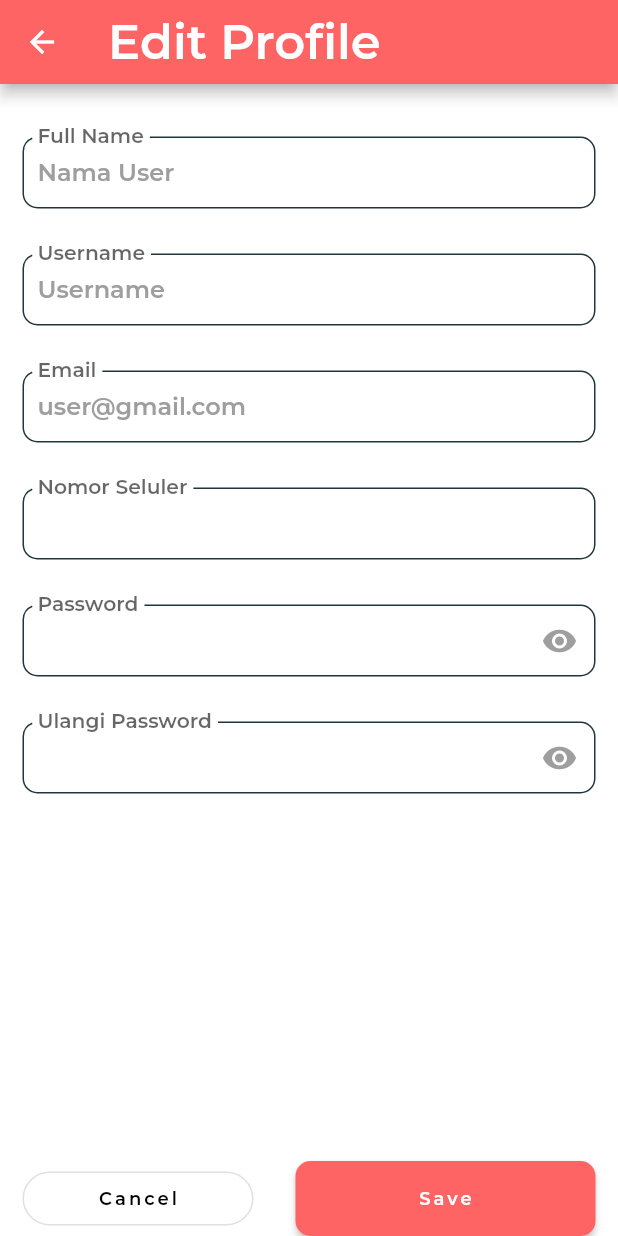
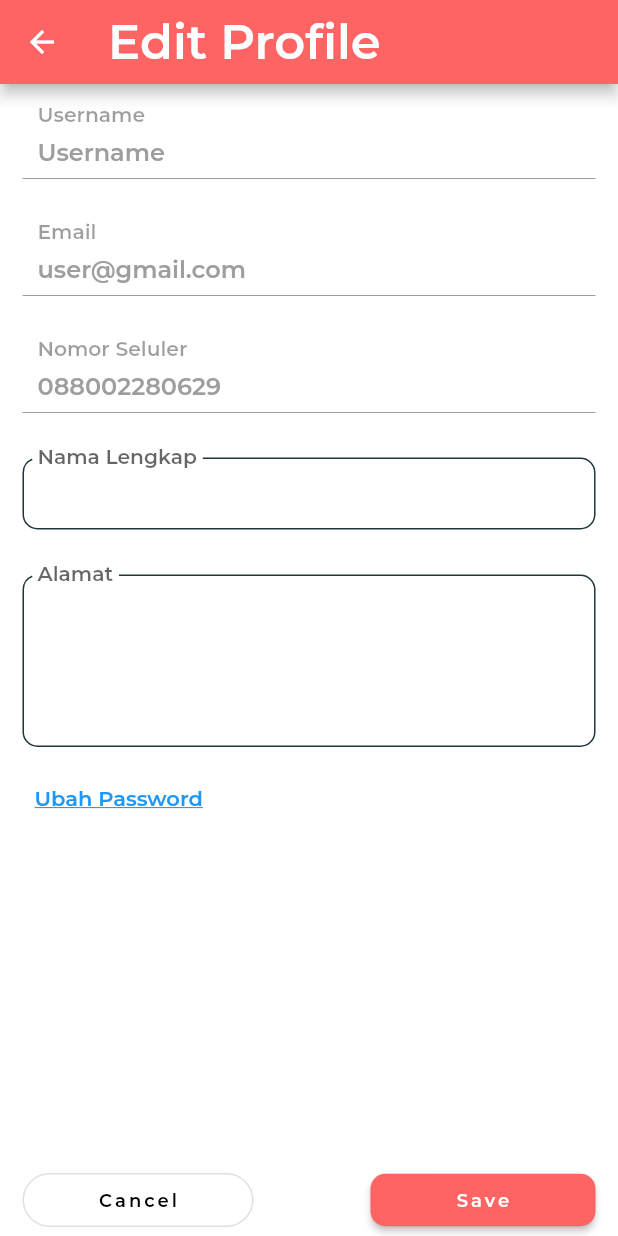
Before and after one commit to eliaangga/LaundryApp, a Flutter app: the EditProfile screen opened by its route, on a phone screen of 412 x 824 dp. Run offline on Flutter 3.47's test engine with Material 2 defaults, Android fonts, the phone set to English and light mode, and no system bars; our stand-ins replace flutter_svg.

Commit message:
Login dengan api dan memperbaiki EditProfile

```diff
--- a/lib/pages/user/CreateOrder.dart
+++ b/lib/pages/user/CreateOrder.dart
@@ -177,7 +177,7 @@ class _CreateOrderState extends State<CreateOrder> {
                       ),
                       child: Row(
                         children: [
-                          const SizedBox(width: 16),
+                          const SizedBox(width: 12),
                           Expanded(
                             child: DropdownButtonFormField<String>(
                               decoration: const InputDecoration(
--- a/lib/pages/user/EditProfile.dart
+++ b/lib/pages/user/EditProfile.dart
@@ -11,7 +11,18 @@ class EditProfile extends StatefulWidget {
 }
 
 class _EditProfileState extends State<EditProfile> {
+// variable untuk menyimpan data dari database nanti
+
+  TextEditingController passwordController = TextEditingController();
+  TextEditingController confirmPasswordController = TextEditingController();
+  TextEditingController nameController = TextEditingController();
+  TextEditingController usernameController = TextEditingController();
+  TextEditingController numberController = TextEditingController();
+  TextEditingController addressController = TextEditingController();
+  TextEditingController emailController = TextEditingController();
+
   bool isObscurePassword = true;
+  bool isObscureConfirmPassword = true;
 
   @override
   Widget build(BuildContext context) {
@@ -41,13 +52,52 @@ class _EditProfileState extends State<EditProfile> {
               Expanded(
                 child: ListView(
                   children: [
-                    const SizedBox(height: 20),
-                    buildTextField("Full Name", "Nama User", false),
-                    buildTextField("Username", "Username", false),
-                    buildTextField("Email", "user@gmail.com", false),
-                    buildTextField("Nomor Seluler", "", false),
-                    buildTextField("Password", "", true),
-                    buildTextField("Ulangi Password", "", true),
+                    buildTextField("Username", "Username", false, usernameController, enabled: false),
+                    buildTextField("Email", "user@gmail.com", false, emailController, enabled: false),
+                    buildTextField("Nomor Seluler", "088002280629", false, numberController, enabled: false),
+                    buildTextField("Nama Lengkap", "", false, nameController, ),
+                    buildMultilineTextField("Alamat", "", addressController),
+                    TextButton(
+                      onPressed: () {
+                        showDialog(
+                          context: context,
+                          builder: (BuildContext context) {
+                            return AlertDialog(
+                              title: const Text('Change Password'),
+                              content: SingleChildScrollView(
+                                child: ListBody(
+                                  children: <Widget>[
+                                    buildTextField("New Password", "", true, passwordController),
+                                    buildTextField("Confirm Password", "", true, confirmPasswordController),
+                                  ],
+                                ),
+                              ),
+                              actions: <Widget>[
+                                TextButton(
+                                  child: const Text('Cancel'),
+                                  onPressed: () {
+                                    Navigator.of(context).pop();
+                                  },
+                                ),
+                                TextButton(
+                                  child: const Text('Save'),
+                                  onPressed: () {
+                                    Navigator.of(context).pop();
+                                  },
+                                ),
+                              ],
+                            );
+                          },
+                        );
+                      },
+                      child: Align(
+                        alignment: Alignment.centerLeft,
+                        child: Text(
+                          'Ubah Password',
+                          style: TextStyle(decoration: TextDecoration.underline),
+                        ),
+                      ),
+                    ),
                   ],
                 ),
               ),
@@ -56,7 +106,8 @@ class _EditProfileState extends State<EditProfile> {
                 children: [
                   OutlinedButton(
                     onPressed: () {
-                      Navigator.pop(context);
+                      Navigator.of(context).pushNamedAndRemoveUntil(
+                      CreateOrder.id, (route) => false);
                     },
                     child: const Text(
                       "Cancel",
@@ -73,8 +124,8 @@ class _EditProfileState extends State<EditProfile> {
                     ),
                   ),
                   SizedBox(
-                    width: 200,
-                    height: 50,
+                    width: 150,
+                    height: 35,
                     child: ElevatedButton(
                       onPressed: (){},
                       child: Text("Save", style: TextStyle(
@@ -97,11 +148,13 @@ class _EditProfileState extends State<EditProfile> {
     );
   }
 
-  Widget buildTextField(String labelText, String placeholder, bool isPasswordTextField) {
+Widget buildTextField(String labelText, String placeholder, bool isPasswordTextField, TextEditingController controller, {bool enabled = true}) {
   return Padding(
     padding: const EdgeInsets.only(bottom: 30),
     child: TextField(
       style: TextStyle(color: Colors.grey,),
+      enabled: enabled,
+      controller: controller,
       obscureText: isPasswordTextField ? isObscurePassword : false,
       decoration: InputDecoration(
         suffixIcon: isPasswordTextField
@@ -111,11 +164,15 @@ class _EditProfileState extends State<EditProfile> {
           color: Colors.grey,
         ),
         onPressed: () {
-                    setState(() {
+          isPasswordTextField
+              ? setState(() {
                   isObscurePassword = !isObscurePassword;
-                    });
                 })
+              : null;
+        },
+      )
           : null,
+
         contentPadding: const EdgeInsets.only(bottom: 5, left:  10),
         labelText: labelText,
         floatingLabelBehavior: FloatingLabelBehavior.always,
@@ -130,3 +187,25 @@ class _EditProfileState extends State<EditProfile> {
   );
 }
 }
+
+Widget buildMultilineTextField(String labelText, String placeholder, TextEditingController controller) {
+  return Padding(
+    padding: const EdgeInsets.only(bottom: 10),
+    child: TextField(
+      style: TextStyle(color: Colors.grey,),
+      maxLines: 5,
+      controller: controller,
+      decoration: InputDecoration(
+        contentPadding: const EdgeInsets.only(bottom: 5, left:  10),
+        labelText: labelText,
+        floatingLabelBehavior: FloatingLabelBehavior.always,
+        hintText: placeholder,
+        hintStyle: const TextStyle(
+          fontSize: 16,
+          fontWeight: FontWeight.bold,
+          color: Colors.grey,
+        ),
+      ),
+    ),
+  );
+}
--- a/pubspec.yaml
+++ b/pubspec.yaml
@@ -36,6 +36,7 @@ dependencies:
   # Use with the CupertinoIcons class for iOS style icons.
   cupertino_icons: ^1.0.2
   flutter_svg: ^2.0.4
+  http: ^0.13.6
 
 dev_dependencies:
   flutter_test:
```
Also changed, not shown: lib/pages/login/login.dart (+50 -4 lines), pubspec.lock, 1 other file. Lines whose indentation alone changed are shown as unchanged.
